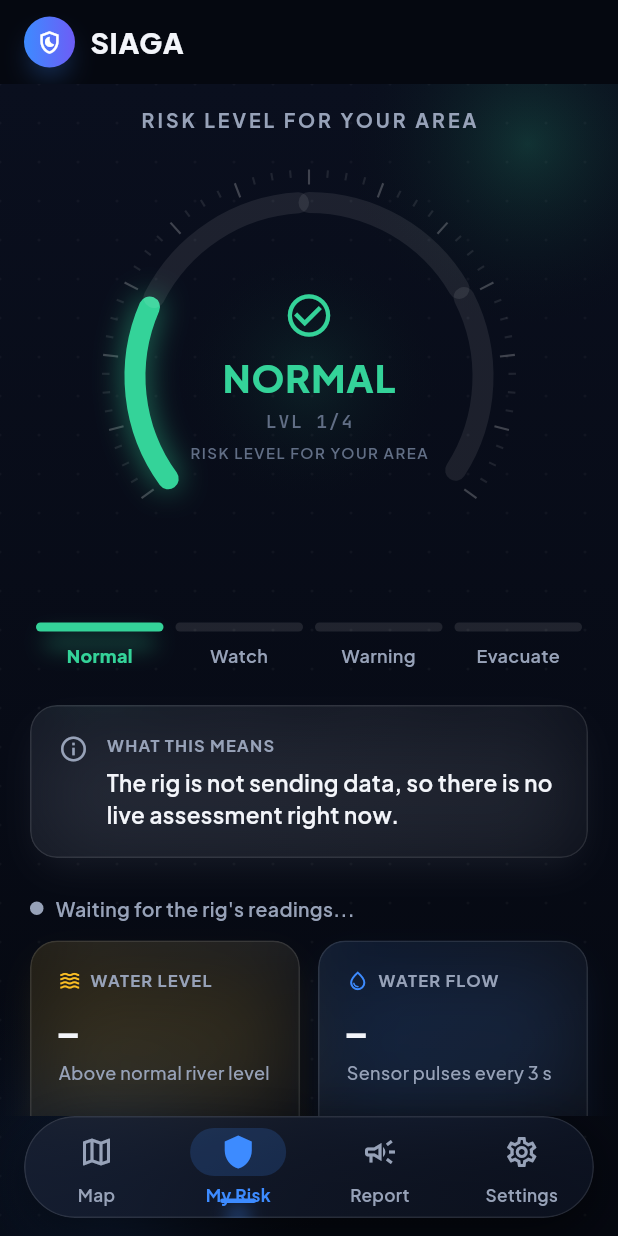
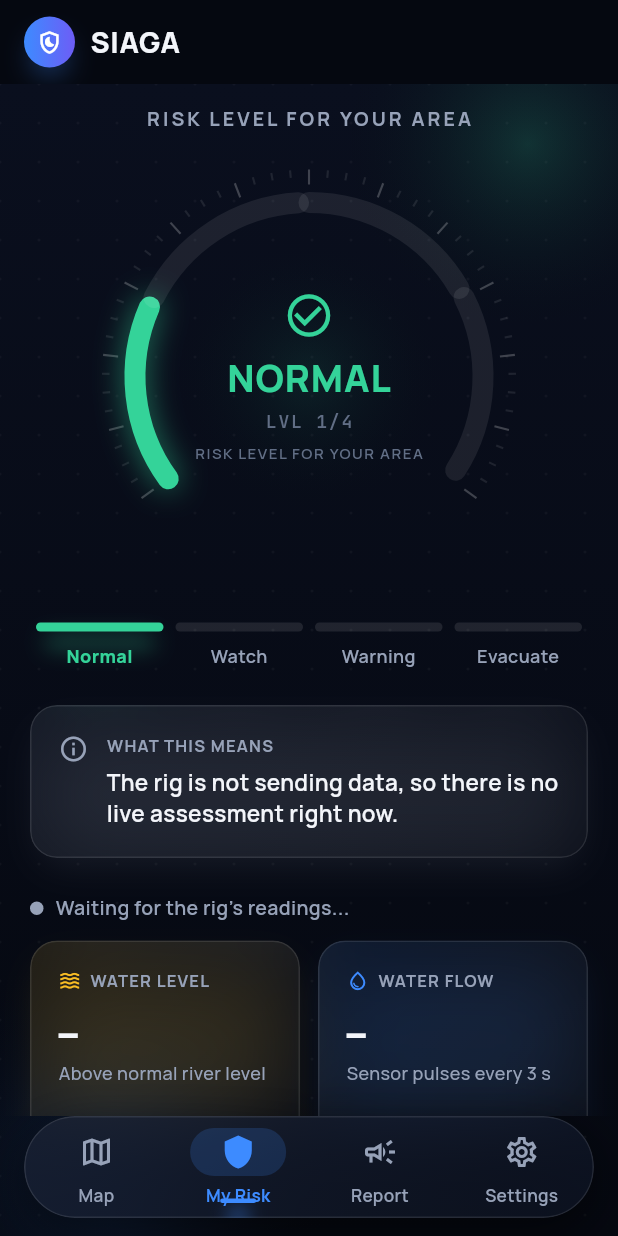
Before and after one commit to kelvin0812/siaga, a Flutter app: the screen it shows after launch, item 2 of the bottom bar chosen, on a phone screen of 412 x 824 dp. Run offline on Flutter 3.47's test engine with Material 3 defaults, Android fonts, the phone set to English and light mode, and no system bars; our stand-ins replace firebase_core, firebase_messaging, fl_chart, flutter_map, geolocator, google_fonts and 3 more; missing offline and left inert: h3_flutter; accounts and stored records are empty; network calls fail.

Commit message:
feat(app): switch to Manrope and a single-column My Risk
My Risk now reads top to bottom at every width: the threat level, then the live
sensor readings, then the trends. The app font is Manrope.

Co-Authored-By: Claude Sonnet 5.5 <noreply@anthropic.com>

```diff
--- a/app/lib/core/theme.dart
+++ b/app/lib/core/theme.dart
@@ -45,12 +45,12 @@ class AppRadius {
 
 /// Command-center typography: exactly two families, each with one job.
 ///
-/// Plus Jakarta Sans is the ONLY sans in the app — every header, label,
+/// Manrope is the ONLY sans in the app — every header, label,
 /// button, hazard message and settings row uses it (via the global
 /// textTheme below, or AppFonts.heading() for display-weight text). It
-/// replaces an earlier mix of Manrope (body) and Rajdhani (headings),
-/// which was two typefaces doing the same job and reading as inconsistent
-/// rather than deliberate.
+/// replaces an earlier mix of two typefaces (a body face and Rajdhani
+/// headings), which was two typefaces doing the same job and reading as
+/// inconsistent rather than deliberate.
 ///
 /// JetBrains Mono is reserved *strictly* for live telemetry: sensor
 /// readings, coordinates, and timestamps — the numbers a district officer
@@ -67,7 +67,7 @@ class AppFonts {
     Color color = AppColors.textPrimary,
     double letterSpacing = 0.1,
   }) =>
-      GoogleFonts.plusJakartaSans(
+      GoogleFonts.manrope(
         fontSize: fontSize,
         fontWeight: fontWeight,
         color: color,
@@ -115,7 +115,7 @@ class SiagaTheme {
       ),
     );
 
-    final textTheme = GoogleFonts.plusJakartaSansTextTheme(base.textTheme).apply(
+    final textTheme = GoogleFonts.manropeTextTheme(base.textTheme).apply(
       bodyColor: AppColors.textPrimary,
       displayColor: AppColors.textPrimary,
     );
@@ -144,7 +144,7 @@ class SiagaTheme {
         indicatorColor: AppColors.accent.withValues(alpha: 0.18),
         labelTextStyle: WidgetStateProperty.resolveWith((states) {
           final selected = states.contains(WidgetState.selected);
-          return GoogleFonts.plusJakartaSans(
+          return GoogleFonts.manrope(
             fontSize: 11.5,
             fontWeight: selected ? FontWeight.w700 : FontWeight.w600,
             letterSpacing: 0.2,
@@ -181,7 +181,7 @@ class SiagaTheme {
           foregroundColor: Colors.white,
           minimumSize: const Size.fromHeight(54),
           shape: RoundedRectangleBorder(borderRadius: BorderRadius.circular(AppRadius.md)),
-          textStyle: GoogleFonts.plusJakartaSans(fontWeight: FontWeight.w700, fontSize: 16),
+          textStyle: GoogleFonts.manrope(fontWeight: FontWeight.w700, fontSize: 16),
         ),
       ),
       switchTheme: SwitchThemeData(
--- a/app/lib/screens/risk_screen.dart
+++ b/app/lib/screens/risk_screen.dart
@@ -18,9 +18,10 @@ import '../widgets/risk_gauge.dart';
 /// cell." Redesigned as a command-center dashboard: a telemetry-dial gauge
 /// for the at-a-glance read, a threat-level stepper, a grid of live
 /// micro-metrics around it, and a pulsing "active threat" banner when a
-/// hazard applies. On wide viewports (tablet/desktop — this screen also
-/// serves the web preview build) the gauge and metrics sit side by side
-/// instead of stacking into one narrow column with wasted margins.
+/// hazard applies. One column at every width, in reading order: the threat
+/// level first, then the live readings, then the trends behind them. On wide
+/// viewports (this screen also serves the web build) the column stays a
+/// readable width and only the trend charts split into two columns.
 class RiskScreen extends StatefulWidget {
   const RiskScreen({super.key});
 
@@ -149,53 +150,29 @@ class _RiskScreenState extends State<RiskScreen> {
       child: SafeArea(
         child: LayoutBuilder(
           builder: (context, constraints) {
+            // Wide enough for two columns of trend charts; everything else is one column at every width.
             final wide = constraints.maxWidth >= _wideBreakpoint;
             return SingleChildScrollView(
               padding: const EdgeInsets.fromLTRB(20, 16, 20, 110), // clear of the floating nav bar
               child: Center(
                 child: ConstrainedBox(
-                  constraints: const BoxConstraints(maxWidth: 1100),
+                  constraints: const BoxConstraints(maxWidth: 720),
                   child: Column(
                     crossAxisAlignment: CrossAxisAlignment.stretch,
                     children: [
-                      if (wide)
-                        Row(
-                          crossAxisAlignment: CrossAxisAlignment.start,
-                          children: [
-                            Expanded(flex: 5, child: gaugeColumn),
-                            const SizedBox(width: 28),
-                            Expanded(
-                              flex: 6,
-                              child: Column(
-                                crossAxisAlignment: CrossAxisAlignment.stretch,
-                                children: [
-                                  metrics,
-                                  const SizedBox(height: 16),
-                                  _ThreatOrAllClear(hazard: relevantHazard, locale: locale),
-                                  const SizedBox(height: 16),
-                                  attribution,
-                                ],
-                              ),
-                            ),
-                          ],
-                        )
-                      else ...[
                       gaugeColumn,
                       const SizedBox(height: 24),
                       metrics,
                       const SizedBox(height: 16),
                       _ThreatOrAllClear(hazard: relevantHazard, locale: locale),
-                      ],
                       if (appState.rigMode) ...[
                         const SizedBox(height: 32),
                         _TrendsSection(appState: appState, l10n: l10n, wide: wide),
                         const SizedBox(height: 24),
                         _HowItWorks(l10n: l10n),
                       ],
-                      if (!wide) ...[
                       const SizedBox(height: 16),
                       attribution,
-                      ],
                     ],
                   ),
                 ),
```
Lines whose indentation alone changed are shown as unchanged.
